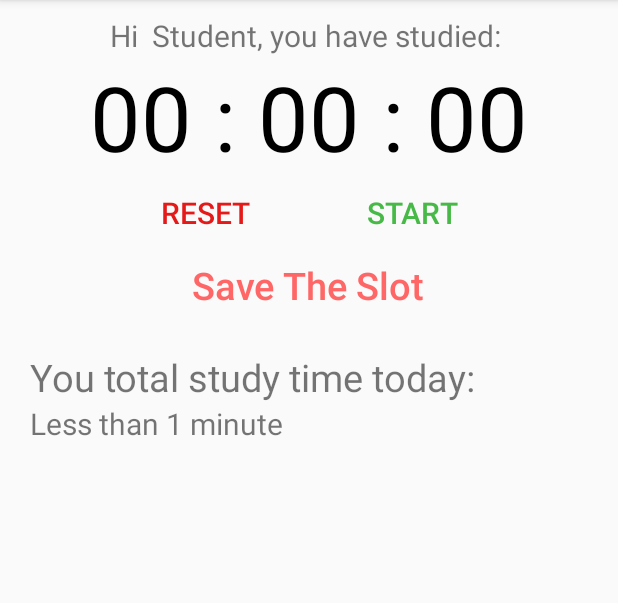
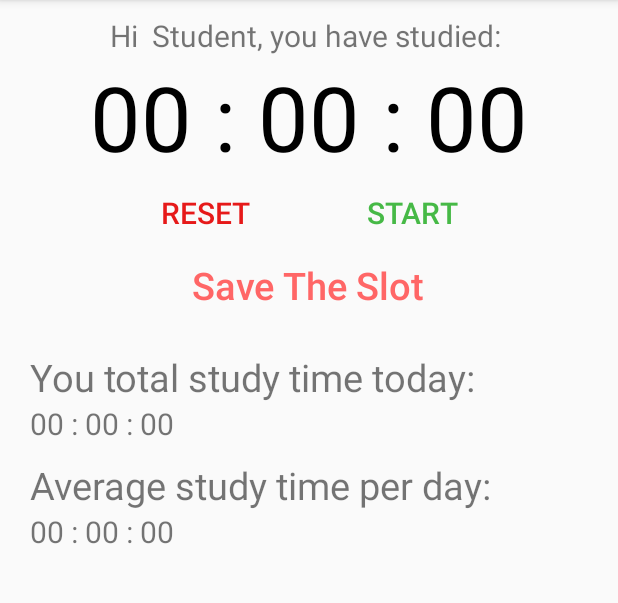
Before and after one commit to de2rick/StudyTimer, an Android app: the screen it shows after launch (MainActivity), on a phone screen of 412 x 824 dp, the part 84-687 px from its top. Run offline under Robolectric (Android 15) with nearby library versions, the phone set to English and light mode, and no system bars.

Commit message:
Average timer
Co-Authored-By: YifengMa216 <80561996+YifengMa216@users.noreply.github.com>

```diff
--- a/app/src/main/java/com/example/studytimer/MainActivity.java
+++ b/app/src/main/java/com/example/studytimer/MainActivity.java
@@ -5,11 +5,14 @@ import androidx.appcompat.app.AppCompatActivity;
 import androidx.appcompat.widget.Toolbar;
 import androidx.core.content.ContextCompat;
 import androidx.preference.PreferenceManager;
+
+import android.content.Context;
 import android.content.DialogInterface;
 import android.content.Intent;
 import android.content.SharedPreferences;
 import android.os.Bundle;
 import android.text.TextUtils;
+import android.util.Log;
 import android.view.Menu;
 import android.view.MenuItem;
 import android.view.View;
@@ -17,6 +20,8 @@ import android.widget.Button;
 import android.widget.EditText;
 import android.widget.TextView;
 import android.widget.Toast;
+
+
 import java.text.DateFormat;
 import java.text.SimpleDateFormat;
 import java.util.ArrayList;
@@ -31,6 +36,7 @@ public class MainActivity extends AppCompatActivity {
     private TimeAdp adapter;
     private TextView showtime;
     private TextView perday;
+    private TextView aveageday;
     private TextView mtitle;
     private Button mstart;
     private Timer mtimer;
@@ -38,29 +44,39 @@ public class MainActivity extends AppCompatActivity {
     private Double mtime = 0.0;
     private boolean isstart = false;
     private List<TimerModel> timelist;
-    private Double ttime = 0.0;
     public String slotName;
+    private SharedPreferences todaytime,totaltime,currentday,countday;
+    private Context context;
+
 
 
     protected void onCreate(Bundle savedInstanceState)
     {
         super.onCreate(savedInstanceState);
+        context = getApplicationContext();
         setContentView(R.layout.activity_main);
         showtime = findViewById(R.id.uoaclock);
         perday = findViewById(R.id.perday);
+        aveageday = findViewById(R.id.aveageday);
         mstart = findViewById(R.id.uoastart);
         mtitle = findViewById(R.id.uoatitle);
-        SharedPreferences preferences = PreferenceManager.getDefaultSharedPreferences(this);
-        String value = preferences.getString("prefer_name", "Student");
-        mtitle.setText("Hi " + value + ", you have studied: ");
+        mtimer = new Timer();
 
-        mtimer = new Timer();
+        todaytime = getSharedPreferences("todaytime",MODE_PRIVATE);
+        totaltime = getSharedPreferences("totaltime",MODE_PRIVATE);
+        currentday = getSharedPreferences("currentday",MODE_PRIVATE);
+        countday = getSharedPreferences("countday",MODE_PRIVATE);
+
+        double currentdaytime = (double) todaytime.getInt("todaytime",0);
+        perday.setText(getshowtime(currentdaytime));
+
+        double titletime = (double) totaltime.getInt("totaltime",0);
+        int numday = countday.getInt("countday",1);
+        aveageday.setText(getshowtime(titletime/numday));
 
         timelist = savehistory.readListFromPref(this);
         if (timelist == null)
             timelist = new ArrayList<>();
-
-
 
         adapter = new TimeAdp(getApplicationContext(), timelist);
 
@@ -94,8 +110,6 @@ public class MainActivity extends AppCompatActivity {
             return true;
         }
         if (id == R.id.action_about) {
-
-
             return true;
         }
         return super.onOptionsItemSelected(item);
@@ -106,7 +120,44 @@ public class MainActivity extends AppCompatActivity {
         SharedPreferences preferences = PreferenceManager.getDefaultSharedPreferences(this);
         String value = preferences.getString("prefer_name", " Student");
         mtitle.setText("Hi " + value + ", you have studied: ");
-        if (timelist != null) timelist = savehistory.readListFromPref(this);
+        timelist = savehistory.readListFromPref(this);
+
+        double currentdaytime = (double) todaytime.getInt("todaytime",0);
+        perday.setText(getshowtime(currentdaytime));
+
+        double titletime = (double) totaltime.getInt("totaltime",0);
+        int numday = countday.getInt("countday",1);
+        aveageday.setText(getshowtime(titletime/numday));
+
+        String datebefore = currentday.getString("currentday","Noday");
+
+        if(!datebefore.equals("Noday")){
+            String todaydada = getDate();
+            if(!datebefore.equals(todaydada)) {
+                String thisday = getDate();
+                SharedPreferences.Editor todateeditor = currentday.edit();
+                todateeditor.putString("currentday",thisday);
+                todateeditor.commit();
+                Log.e("haha",datebefore);
+                Log.e("haha",getDate());
+
+                int countdayy = countday.getInt("countday",1);
+                countdayy+=1;
+                SharedPreferences.Editor countdayeditor = countday.edit();
+                countdayeditor.putInt("countday",countdayy);
+                countdayeditor.commit();
+
+                int outputtime = 0;
+                SharedPreferences.Editor todaytimeeditor = todaytime.edit();
+                todaytimeeditor.putInt("todaytime",outputtime);
+                todaytimeeditor.commit();
+            }
+        }else{
+            String thisday = getDate();
+            SharedPreferences.Editor todateeditor = currentday.edit();
+            todateeditor.putString("currentday",thisday);
+            todateeditor.commit();
+        }
     }
 
     public void onPause() {
@@ -114,24 +165,11 @@ public class MainActivity extends AppCompatActivity {
         SharedPreferences preferences = PreferenceManager.getDefaultSharedPreferences(this);
         if(preferences.getBoolean("prefer_focus", false) && isstart){
             isstart = false;
-            mstart.setText("CONTINUE");
+            mstart.setText(context.getString(R.string.resume));
             mstart.setTextColor(ContextCompat.getColor(this, R.color.green));
             mtimerTask.cancel();
         }
     }
-    /*class Onclick implements View.OnClickListener{
-        @Override
-        public void onClick(View v) {
-            Intent intent = null;
-            switch (v.getId()){
-                case R.id.uoahistory:
-                    intent = new Intent(MainActivity.this, History.class);
-                    break;
-            }
-            startActivity(intent);
-        }
-    }*/
-
 
     public void studyreset(View view)
     {
@@ -146,11 +184,11 @@ public class MainActivity extends AppCompatActivity {
                 if(mtimerTask != null)
                 {
                     mtimerTask.cancel();
-                    mstart.setText("START");
+                    mstart.setText(context.getString(R.string.start));
                     mstart.setTextColor(ContextCompat.getColor(MainActivity.this, R.color.green));
                     mtime = 0.0;
                     isstart = false;
-                    showtime.setText("00 : 00 : 00");
+                    showtime.setText(context.getString(R.string.timer_zero));
                 }
             }
         });
@@ -180,21 +218,35 @@ public class MainActivity extends AppCompatActivity {
                 slotName = etName.getText().toString();
                 if (TextUtils.isEmpty(slotName)) {
                     Toast.makeText(MainActivity.this, "Please enter your slot name", Toast.LENGTH_SHORT).show();
-                    return;
+                }else if (mtimerTask == null){
+                    Toast.makeText(MainActivity.this, "No time slot to save", Toast.LENGTH_SHORT).show();
                 }else{
-                    if(mtimerTask != null)
-                    {
                     addhistory();
-                        ttime += mtime;
-                        if (ttime>=60) perday.setText(getwordtime(ttime));
+                    double currentdaytime = (double) todaytime.getInt("todaytime",0);
+                    currentdaytime += mtime;
+                    perday.setText(getshowtime(currentdaytime));
+                    int outputtime = (int)  currentdaytime;
+                    SharedPreferences.Editor todaytimeeditor = todaytime.edit();
+                    todaytimeeditor.putInt("todaytime",outputtime);
+                    todaytimeeditor.commit();
+
+                    double currenttotaltime = (double) totaltime.getInt("totaltime",0);
+                    currenttotaltime += mtime;
+                    int numday = countday.getInt("countday",1);
+                    int resultday = (int) currenttotaltime/numday;
+                    aveageday.setText(getshowtime(resultday));
+                    int outputtotaltime = (int)  currenttotaltime;
+                    SharedPreferences.Editor totaltimeeditor = totaltime.edit();
+                    totaltimeeditor.putInt("totaltime",outputtotaltime);
+                    totaltimeeditor.commit();
+
                     mtimerTask.cancel();
-                        mstart.setText("START");
+                    mstart.setText(context.getString(R.string.start));
                     mstart.setTextColor(ContextCompat.getColor(MainActivity.this, R.color.green));
                     mtime = 0.0;
                     isstart = false;
-                        showtime.setText("00 : 00 : 00");
+                    showtime.setText(context.getString(R.string.timer_zero));
                     dialog.dismiss();
-                    }
                 }
             }
         });
@@ -204,41 +256,13 @@ public class MainActivity extends AppCompatActivity {
                 dialog.dismiss();
             }
         });
-
-        /*AlertDialog.Builder newdayAlert = new AlertDialog.Builder(this);
-        newdayAlert.setTitle("Save your slot");
-        newdayAlert.setMessage("Are you sure you want to stop slot?\nToday's study time will be recorded.");
-        newdayAlert.setPositiveButton("Confirm", new DialogInterface.OnClickListener()
-        {
-            @Override
-            public void onClick(DialogInterface dialogInterface, int i)
-            {
-                if(mtimerTask != null)
-                {
-                    addhistory();
-                    mtimerTask.cancel();
-                    mstart.setText("START");
-                    mstart.setTextColor(ContextCompat.getColor(MainActivity.this, R.color.green));
-                    mtime = 0.0;
-                    isstart = false;
-                    showtime.setText("00 : 00 : 00");
-                }
-            }
-        });
-
-        newdayAlert.setNeutralButton("Cancel", new DialogInterface.OnClickListener()
-        {
-            @Override
-            public void onClick(DialogInterface dialogInterface, int i)
-            {
-            }
-        });
-        newdayAlert.show();*/
     }
 
     private void addhistory() {
         Toast.makeText(MainActivity.this,getshowtime(mtime)+" has been added to history",Toast.LENGTH_SHORT).show();
         TimerModel timerModel = new TimerModel(getshowtime(mtime),getDate(),mtime,slotName);
+        if (timelist == null)
+            timelist = new ArrayList<>();
         timelist.add(timerModel);
         savehistory.writeListInPref(getApplicationContext(), timelist);
         Collections.reverse(timelist);
@@ -250,14 +274,14 @@ public class MainActivity extends AppCompatActivity {
         if(isstart)
         {
             isstart = false;
-            mstart.setText("CONTINUE");
+            mstart.setText(context.getString(R.string.resume));
             mstart.setTextColor(ContextCompat.getColor(this, R.color.green));
             mtimerTask.cancel();
         }
         else
         {
             isstart = true;
-            mstart.setText("PAUSE");
+            mstart.setText(context.getString(R.string.pause));
             mstart.setTextColor(ContextCompat.getColor(this, R.color.red));
             startTimer();
         }
@@ -290,27 +314,14 @@ public class MainActivity extends AppCompatActivity {
         int seconds = ((rounded % 86400) % 3600) % 60;
         int minutes = ((rounded % 86400) % 3600) / 60;
         int hours = ((rounded % 86400) / 3600);
-        String output = String.format("%02d",hours) + " : " + String.format("%02d",minutes) + " : " + String.format("%02d",seconds);
-        return output;
-    }
-    private String getwordtime(double time)
-    {
-        int rounded = (int) Math.round(time);
-        int minutes = ((rounded % 86400) % 3600) / 60;
-        int hours = ((rounded % 86400) / 3600);
-        String h = " Hour ";
-        if (hours > 1) h = " Hours ";
-        String m = " Minute ";
-        if (minutes > 1) m = " Minutes ";
-        String output = hours + h + minutes + m;
-        return output;
+        return String.format("%02d",hours) + " : " + String.format("%02d",minutes) + " : " + String.format("%02d",seconds);
     }
 
     private String getDate() {
         Calendar cal = Calendar.getInstance();
         Date date = cal.getTime();
         DateFormat out = new SimpleDateFormat("dd/MM/yyyy");
-        return String.valueOf(out.format(date));
+        return out.format(date);
     }
 
 }
--- a/app/src/main/java/com/example/studytimer/TimerModel.java
+++ b/app/src/main/java/com/example/studytimer/TimerModel.java
@@ -8,8 +8,6 @@ public class TimerModel implements Serializable {
     private double second;
     private String slotname;
 
-    public TimerModel() {
-    }
 
     public TimerModel(String showtime, String  currenttime, double second, String slotname) {
         this.showtime = showtime;
--- a/app/src/main/java/com/example/studytimer/savehistory.java
+++ b/app/src/main/java/com/example/studytimer/savehistory.java
@@ -31,8 +31,7 @@ public class savehistory {
 
         Gson gson = new Gson();
         Type type = new TypeToken<ArrayList<TimerModel>>() {}.getType();
-        List<TimerModel> list = gson.fromJson(jsonString, type);
-        return list;
+        return gson.fromJson(jsonString, type);
     }
 
 }
--- a/app/src/main/res/layout/activity_history.xml
+++ b/app/src/main/res/layout/activity_history.xml
@@ -5,7 +5,7 @@
         android:layout_height="wrap_content">
     <LinearLayout
         android:layout_width="match_parent"
-        android:layout_height="match_parent"
+        android:layout_height="wrap_content"
         android:orientation="vertical">
         <androidx.recyclerview.widget.RecyclerView
             android:id="@+id/recyclerview"
@@ -21,7 +21,7 @@
         android:layout_gravity="center"
         android:background="@android:color/transparent"
         android:onClick="historyreset"
-        android:text="Clear History"
+        android:text="@string/clear_history"
         android:textColor="@color/orange" />
     </LinearLayout>
 </ScrollView>
--- a/app/src/main/res/layout/content_main.xml
+++ b/app/src/main/res/layout/content_main.xml
@@ -20,9 +20,8 @@
             android:layout_height="wrap_content"
             android:layout_marginTop="10dp"
             android:gravity="center"
-            android:text="Hi,TEST You have studied:"
-
-            android:textSize="20sp" />
+            android:textSize="20sp"
+            android:text="@string/Explain1"/>
         <LinearLayout
             android:layout_width="match_parent"
             android:layout_height="wrap_content"
@@ -35,10 +34,9 @@
                 android:layout_width="wrap_content"
                 android:layout_height="wrap_content"
                 android:textColor="@color/red"
-                android:text="RESET"
+                android:text="@string/reset"
                 android:background="@null"
                 android:textSize="20sp"
-                android:layout_below="@+id/uoaclock"
                 android:onClick="studyreset"
                 />
 
@@ -47,12 +45,11 @@
                 android:layout_width="wrap_content"
                 android:layout_height="wrap_content"
                 android:background="@null"
-                android:text="START"
-
-                android:layout_toRightOf="@+id/uoareset"
+                android:text="@string/start"
                 android:textColor="@color/green"
                 android:textSize="20sp"
                 android:layout_marginLeft="50dp"
+                android:layout_marginStart="50dp"
                 android:onClick="studystart"
                 />
 
@@ -66,7 +63,7 @@
             android:layout_height="wrap_content"
             android:background="@null"
             android:layout_centerHorizontal="true"
-            android:text=" Save The Slot "
+            android:text="@string/save_the_slot"
             android:layout_below="@+id/uoagroup"
             android:textColor="@color/orange"
             android:textSize="25sp"
@@ -74,22 +71,11 @@
             android:onClick="setnewday"
             />
 
-       <!-- <Button style="@style/colorButton"
-            android:id="@+id/uoahistory"
-            android:layout_width="match_parent"
-            android:layout_height="wrap_content"
-            android:background="@null"
-            android:text="Show History"
-            android:layout_below="@+id/newday"
-            android:textSize="25sp"
-            android:textAllCaps="false"
-            />-->
-
         <TextView
             android:id="@+id/uoaclock"
             android:layout_width="match_parent"
             android:layout_height="wrap_content"
-            android:text="00 : 00 : 00"
+            android:text="@string/timer_zero"
             android:gravity="center"
             android:textColor="@color/black"
             android:textSize="60sp"
@@ -99,8 +85,9 @@
             android:id="@+id/daytext"
             android:layout_width="wrap_content"
             android:layout_height="wrap_content"
-            android:text="You total study time today:"
+            android:text="@string/total_study"
             android:layout_marginTop="20dp"
+            android:layout_marginStart="20dp"
             android:layout_marginLeft="20dp"
             android:textSize="25sp"
             android:layout_below="@+id/newday"
@@ -109,17 +96,34 @@
             android:id="@+id/perday"
             android:layout_width="wrap_content"
             android:layout_height="wrap_content"
-            android:text="Less than 1 minute"
+            android:text="@string/timer_zero"
+            android:layout_marginStart="20dp"
             android:layout_marginLeft="20dp"
             android:textSize="20sp"
             android:layout_below="@+id/daytext"
             />
 
-        <androidx.recyclerview.widget.RecyclerView
-            android:id="@+id/recyclerview"
-            android:layout_width="match_parent"
-            android:layout_height="match_parent"
+        <TextView
+            android:id="@+id/avetext"
+            android:layout_width="wrap_content"
+            android:layout_height="wrap_content"
+            android:text="@string/average_study"
             android:layout_marginTop="10dp"
-            android:layout_below="@+id/perday" />
+            android:layout_marginLeft="20dp"
+            android:layout_marginStart="20dp"
+            android:textSize="25sp"
+            android:layout_below="@+id/perday"
+            />
+        <TextView
+            android:id="@+id/aveageday"
+            android:layout_width="wrap_content"
+            android:layout_height="wrap_content"
+            android:text="@string/timer_zero"
+            android:layout_marginLeft="20dp"
+            android:layout_marginStart="20dp"
+            android:textSize="20sp"
+            android:layout_below="@+id/avetext"
+            />
+
     </RelativeLayout>
 </androidx.coordinatorlayout.widget.CoordinatorLayout>
--- a/app/src/main/res/layout/preference_screen_fragment.xml
+++ b/app/src/main/res/layout/preference_screen_fragment.xml
@@ -11,7 +11,6 @@
         android:id="@+id/message"
         android:layout_width="wrap_content"
         android:layout_height="wrap_content"
-        android:text="PreferenceScreenFragment"
         app:layout_constraintBottom_toBottomOf="parent"
         app:layout_constraintEnd_toEndOf="parent"
         app:layout_constraintStart_toStartOf="parent"
--- a/app/src/main/res/values/strings.xml
+++ b/app/src/main/res/values/strings.xml
@@ -5,4 +5,22 @@
     <string name="title_activity_history">History</string>
     <string name="action_about">About</string>
     <string name="action_history">History</string>
+    <string name="start">START</string>
+    <string name="reset">RESET</string>
+    <string name="resume">CONTINUE</string>
+    <string name="pause">PAUSE</string>
+    <string name="save_the_slot">Save The Slot</string>
+    <string name="timer_zero">00 : 00 : 00</string>
+    <string name="total_study">You total study time today:</string>
+    <string name="average_study">Average study time per day:</string>
+    <string name="clear_history">Clear History</string>
+    <string name="save_your_slot">Save your slot</string>
+    <string name="save_slot_warn1">Are you sure you want stop time slot? Today\'s study time will be recorded.</string>
+    <string name="save_slot_textbox">Enter yout slot name here</string>
+    <string name="cancel">Cancel</string>
+    <string name="save">Save</string>
+    <string name="Explain1">Wellcome information processed in MainActivity</string>
+    <string name="layout_time_explain1">Time slot name here</string>
+    <string name="layout_time_explain2">Time here 00:00:00</string>
+    <string name="layout_time_explain3">Save date</string>
 </resources>
```
Also changed, not shown: app/build.gradle (+7 -0 lines), app/src/main/java/com/example/studytimer/History.java (+23 -2 lines), app/src/main/res/layout/layout_time.xml (+5 -4 lines), app/src/main/res/layout/save_slot_dialog.xml (+8 -7 lines), 2 other files. Lines whose indentation alone changed are shown as unchanged.
